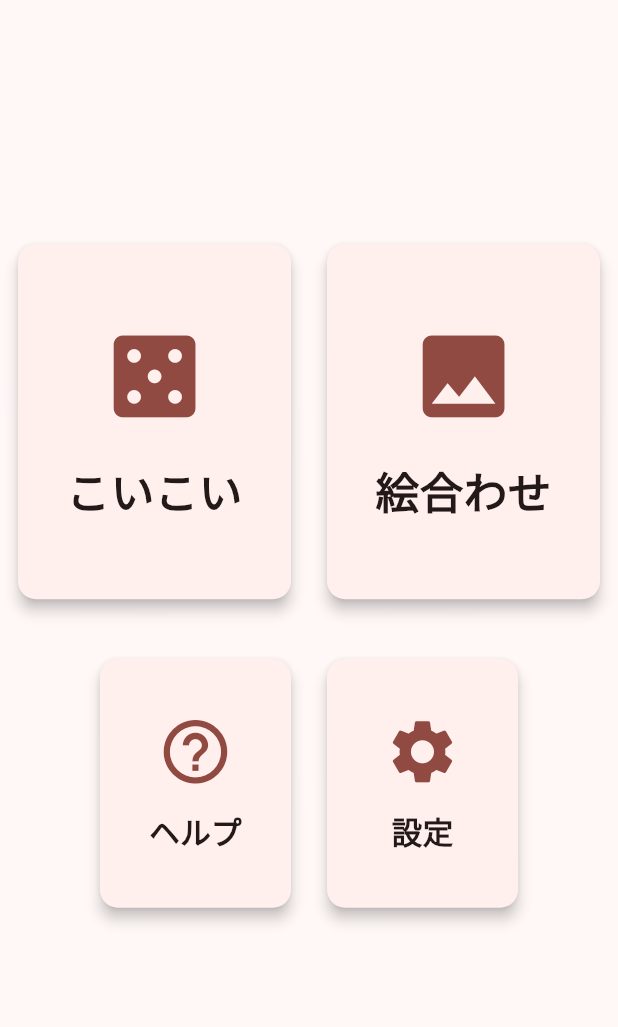
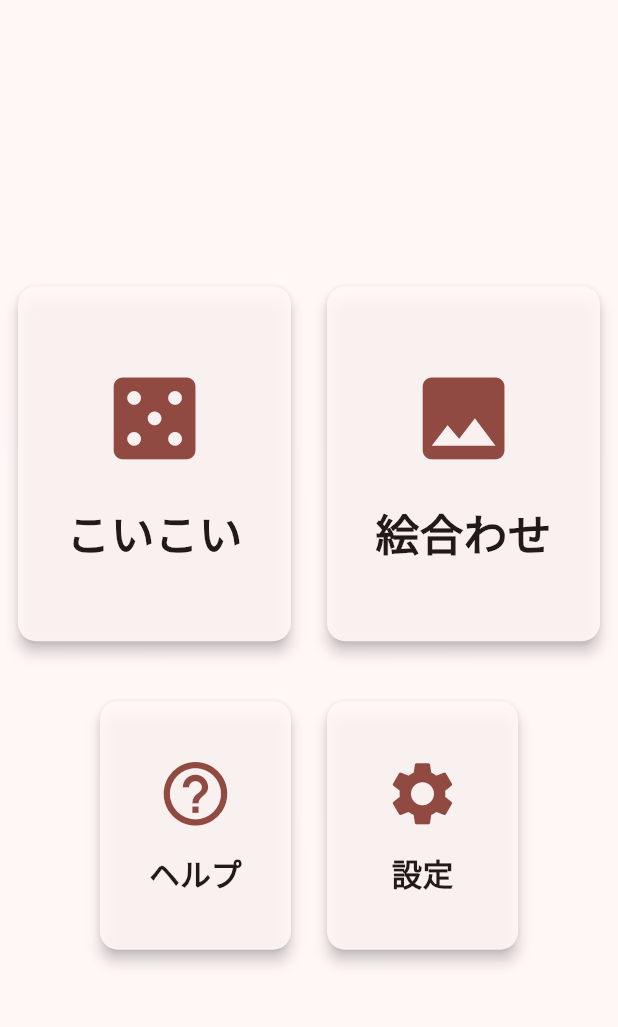
Before and after one commit to rikut0904/HanaScore, a Flutter app: the screen it shows after launch, on a phone screen of 412 x 824 dp, the part 84-1111 px from its top. Run offline on Flutter 3.47's test engine with Material 3 defaults, Android fonts, the phone set to English and light mode, and no system bars; our stand-ins replace firebase_core, flutter_riverpod, qr_flutter; accounts and stored records are empty.

Commit message:
動作修正

```diff
--- a/lib/UI/selectPage.dart
+++ b/lib/UI/selectPage.dart
@@ -3,6 +3,7 @@ import 'package:flutter/material.dart';
 import 'package:flutter_riverpod/flutter_riverpod.dart';
 import 'package:hana_score/UI/koikoiPage.dart';
 import 'package:hana_score/UI/helpPage.dart';
+import 'package:flutter/foundation.dart' show kIsWeb;
 
 class SelectPage extends ConsumerStatefulWidget {
   const SelectPage({super.key});
@@ -29,7 +30,20 @@ class _SelectPageState extends ConsumerState<SelectPage> {
           final subCardWidth = mainCardWidth * 0.7;
           final subCardHeight = subCardWidth * 1.3;
 
-          return Center(
+          return RefreshIndicator(
+            onRefresh: () async {
+              if (kIsWeb) {
+                await Future.delayed(const Duration(milliseconds: 500));
+                if (mounted) {
+                  setState(() {});
+                }
+              }
+            },
+            child: SingleChildScrollView(
+              physics: const AlwaysScrollableScrollPhysics(),
+              child: SizedBox(
+                height: MediaQuery.of(context).size.height,
+                child: Center(
                   child: Column(
                     mainAxisAlignment: MainAxisAlignment.center,
                     children: [
@@ -38,10 +52,9 @@ class _SelectPageState extends ConsumerState<SelectPage> {
                         children: [
                           Padding(
                             padding: const EdgeInsets.all(8.0),
-                      child: Card(
-                        elevation: 4,
                             child: InkWell(
                               onTap: () {
+                                debugPrint('こいこいボタンがタップされました');
                                 Navigator.push(
                                   context,
                                   MaterialPageRoute(
@@ -49,6 +62,16 @@ class _SelectPageState extends ConsumerState<SelectPage> {
                                   ),
                                 );
                               },
+                              borderRadius: BorderRadius.circular(12),
+                              child: Card(
+                                elevation: 4,
+                                color: Theme.of(context)
+                                    .colorScheme
+                                    .surface
+                                    .withAlpha(230),
+                                shape: RoundedRectangleBorder(
+                                  borderRadius: BorderRadius.circular(12),
+                                ),
                                 child: Container(
                                   width: mainCardWidth,
                                   height: mainCardHeight,
@@ -59,7 +82,9 @@ class _SelectPageState extends ConsumerState<SelectPage> {
                                       Icon(
                                         Icons.casino,
                                         size: mainCardWidth * 0.4,
-                                  color: Theme.of(context).colorScheme.primary,
+                                        color: Theme.of(context)
+                                            .colorScheme
+                                            .primary,
                                       ),
                                       SizedBox(height: mainCardHeight * 0.08),
                                       Text(
@@ -77,16 +102,9 @@ class _SelectPageState extends ConsumerState<SelectPage> {
                           ),
                           Padding(
                             padding: const EdgeInsets.all(8.0),
-                      child: Card(
-                        elevation: 4,
                             child: InkWell(
                               onTap: () {
-                            // Navigator.push(
-                            //   context,
-                            //   MaterialPageRoute(
-                            //     builder: (context) => const EawasePage(),
-                            //   ),
-                            // );
+                                debugPrint('絵合わせボタンがタップされました');
                                 showDialog(
                                   context: context,
                                   builder: (context) => const AlertDialog(
@@ -95,6 +113,16 @@ class _SelectPageState extends ConsumerState<SelectPage> {
                                   ),
                                 );
                               },
+                              borderRadius: BorderRadius.circular(12),
+                              child: Card(
+                                elevation: 4,
+                                color: Theme.of(context)
+                                    .colorScheme
+                                    .surface
+                                    .withAlpha(230),
+                                shape: RoundedRectangleBorder(
+                                  borderRadius: BorderRadius.circular(12),
+                                ),
                                 child: Container(
                                   width: mainCardWidth,
                                   height: mainCardHeight,
@@ -105,7 +133,9 @@ class _SelectPageState extends ConsumerState<SelectPage> {
                                       Icon(
                                         Icons.image,
                                         size: mainCardWidth * 0.4,
-                                  color: Theme.of(context).colorScheme.primary,
+                                        color: Theme.of(context)
+                                            .colorScheme
+                                            .primary,
                                       ),
                                       SizedBox(height: mainCardHeight * 0.08),
                                       Text(
@@ -129,10 +159,9 @@ class _SelectPageState extends ConsumerState<SelectPage> {
                         children: [
                           Padding(
                             padding: const EdgeInsets.all(8.0),
-                      child: Card(
-                        elevation: 4,
                             child: InkWell(
                               onTap: () {
+                                debugPrint('ヘルプボタンがタップされました');
                                 Navigator.push(
                                   context,
                                   MaterialPageRoute(
@@ -140,6 +169,16 @@ class _SelectPageState extends ConsumerState<SelectPage> {
                                   ),
                                 );
                               },
+                              borderRadius: BorderRadius.circular(12),
+                              child: Card(
+                                elevation: 4,
+                                color: Theme.of(context)
+                                    .colorScheme
+                                    .surface
+                                    .withAlpha(230),
+                                shape: RoundedRectangleBorder(
+                                  borderRadius: BorderRadius.circular(12),
+                                ),
                                 child: Container(
                                   width: subCardWidth,
                                   height: subCardHeight,
@@ -150,7 +189,9 @@ class _SelectPageState extends ConsumerState<SelectPage> {
                                       Icon(
                                         Icons.help_outline,
                                         size: subCardWidth * 0.4,
-                                  color: Theme.of(context).colorScheme.primary,
+                                        color: Theme.of(context)
+                                            .colorScheme
+                                            .primary,
                                       ),
                                       SizedBox(height: subCardHeight * 0.08),
                                       Text(
@@ -168,16 +209,9 @@ class _SelectPageState extends ConsumerState<SelectPage> {
                           ),
                           Padding(
                             padding: const EdgeInsets.all(8.0),
-                      child: Card(
-                        elevation: 4,
                             child: InkWell(
                               onTap: () {
-                            // Navigator.push(
-                            //   context,
-                            //   MaterialPageRoute(
-                            //     builder: (context) => const SettingPage(),
-                            //   ),
-                            // );
+                                debugPrint('設定ボタンがタップされました');
                                 showDialog(
                                   context: context,
                                   builder: (context) => const AlertDialog(
@@ -186,6 +220,16 @@ class _SelectPageState extends ConsumerState<SelectPage> {
                                   ),
                                 );
                               },
+                              borderRadius: BorderRadius.circular(12),
+                              child: Card(
+                                elevation: 4,
+                                color: Theme.of(context)
+                                    .colorScheme
+                                    .surface
+                                    .withAlpha(230),
+                                shape: RoundedRectangleBorder(
+                                  borderRadius: BorderRadius.circular(12),
+                                ),
                                 child: Container(
                                   width: subCardWidth,
                                   height: subCardHeight,
@@ -196,7 +240,9 @@ class _SelectPageState extends ConsumerState<SelectPage> {
                                       Icon(
                                         Icons.settings,
                                         size: subCardWidth * 0.4,
-                                  color: Theme.of(context).colorScheme.primary,
+                                        color: Theme.of(context)
+                                            .colorScheme
+                                            .primary,
                                       ),
                                       SizedBox(height: subCardHeight * 0.08),
                                       Text(
@@ -216,6 +262,9 @@ class _SelectPageState extends ConsumerState<SelectPage> {
                       ),
                     ],
                   ),
+                ),
+              ),
+            ),
           );
         },
       ),
--- a/lib/main.dart
+++ b/lib/main.dart
@@ -1,5 +1,5 @@
 import 'package:flutter/material.dart';
-import 'package:flutter/foundation.dart' show kIsWeb;
+import 'package:flutter/foundation.dart' show kIsWeb, defaultTargetPlatform;
 import 'package:flutter_riverpod/flutter_riverpod.dart';
 import 'package:hana_score/UI/selectPage.dart';
 import 'package:hana_score/UI/pc_restriction_page.dart';
@@ -8,7 +8,10 @@ import 'dart:io' show Platform;
 
 bool isMobileDevice() {
   if (kIsWeb) {
-    return false;
+    // Webプラットフォームの場合、UserAgentをチェック
+    final userAgent = defaultTargetPlatform == TargetPlatform.android ||
+        defaultTargetPlatform == TargetPlatform.iOS;
+    return userAgent;
   }
   return Platform.isAndroid || Platform.isIOS;
 }
@@ -47,19 +50,15 @@ class _MyAppState extends ConsumerState<MyApp> {
         colorScheme: ColorScheme.fromSeed(seedColor: Colors.red),
         useMaterial3: true,
       ),
+      home: kIsWeb && !isMobileDevice()
+          ? const PCRestrictionPage()
+          : const SelectPage(),
       builder: (context, child) {
         return MediaQuery(
           data: MediaQuery.of(context).copyWith(
             textScaler: TextScaler.linear(1.0),
           ),
-          child: Builder(
-            builder: (context) {
-              if (kIsWeb && !isMobileDevice()) {
-                return const PCRestrictionPage();
-              }
-              return const SelectPage();
-            },
-          ),
+          child: child ?? const SizedBox(),
         );
       },
     );
```
Also changed, not shown: 1 other file. Lines whose indentation alone changed are shown as unchanged.
